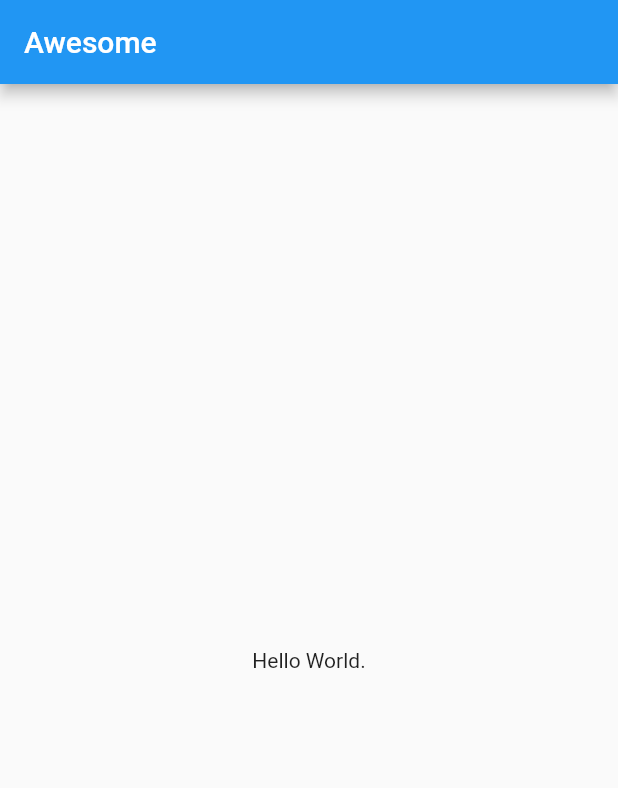
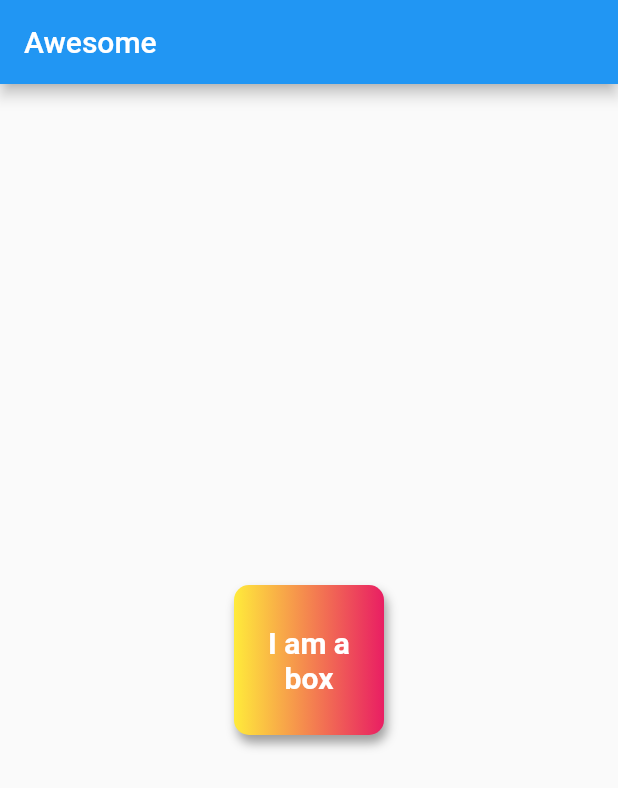
Before and after one commit to VISHALCHAND007/AwesomeApp_Flutter, a Flutter app: the screen it shows after launch, on a phone screen of 412 x 824 dp. Shown: the top 788 px of the screen. Run offline on Flutter 3.47's test engine with Material 2 defaults, Android fonts, the phone set to English and light mode, and no system bars.

Commit message:
Chapter 2 complete.

```diff
--- a/lib/main.dart
+++ b/lib/main.dart
@@ -17,7 +17,30 @@ class Homepage extends StatelessWidget {
       appBar: AppBar(
         title: const Text("Awesome")
       ),
-      body: const Center(child: Text("Hello World.")),
+      body: Center(
+        child: Container(
+          padding: const EdgeInsets.all(8),
+          height: 100,
+          width: 100,
+          alignment: Alignment.center,
+          decoration:  BoxDecoration(
+            gradient: const LinearGradient(colors: [Colors.yellow, Colors.pink]),
+            borderRadius: BorderRadius.circular(10),
+            boxShadow: const [
+              BoxShadow(
+              color: Colors.grey,
+              blurRadius: 5,
+              offset: Offset(2.0, 5.0)
+            )
+            ]
+          ),
+          child: const Text("I am a box",textAlign: TextAlign.center, style: TextStyle(
+            color: Colors.white,
+            fontWeight: FontWeight.bold,
+            fontSize: 20
+          ),),
+        ),
+      )
     );
   }
 }
```
